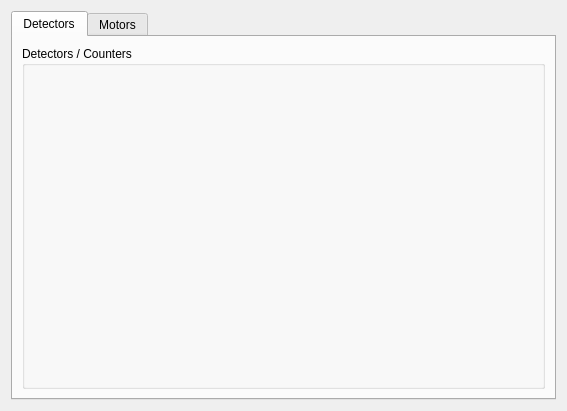
First picture: the form in src/sophys/cli/extensions/ema/eds/base.ui, repository cnpem/sophys-cli-extensions, before the edit.
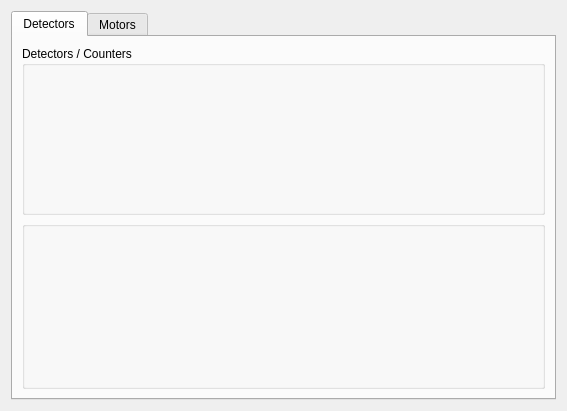
Second picture: the form after the edit.

Commit message:
feat(EMA): add main counter combo box selector to eds
This is the device that will be used as target on the 'max' calculations,
among others.

Patch:
```diff
--- a/src/sophys/cli/extensions/ema/eds/base.ui
+++ b/src/sophys/cli/extensions/ema/eds/base.ui
@@ -32,6 +32,14 @@
          <layout class="QGridLayout" name="gridLayout_2"/>
         </widget>
        </item>
+       <item row="1" column="0">
+        <widget class="QGroupBox" name="main_counter_area">
+         <property name="title">
+          <string/>
+         </property>
+         <layout class="QHBoxLayout" name="horizontalLayout"/>
+        </widget>
+       </item>
       </layout>
      </widget>
      <widget class="QWidget" name="motors_tab">
```
The commit also changes 3 other files.
